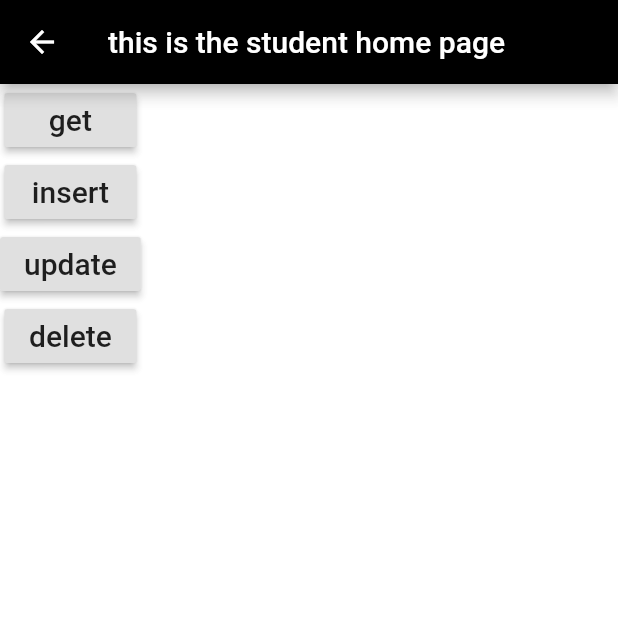
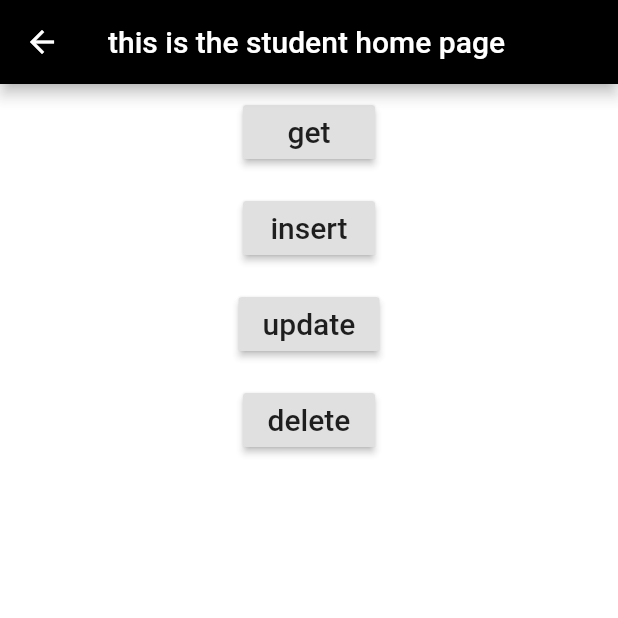
Before and after one commit to 42ip/student-db, a Flutter app: the screen it shows after launch, after a tap on "Student", on a phone screen of 412 x 824 dp, the top half of it. Run offline on Flutter 3.47's test engine with Material 2 defaults, Android fonts, the phone set to English and light mode, and no system bars; our stand-ins replace data_connection_checker, delayed_display, flutter_spinkit; network calls fail.

Commit message:
centered and added padding to the buttons

```diff
--- a/lib/pages/home.dart
+++ b/lib/pages/home.dart
@@ -16,22 +16,34 @@ class _HomeState extends State<Home> {
         title: Text('this is the home page'),
       ),
       body: SingleChildScrollView(
+        child: Center(
           child: Column(
             mainAxisAlignment: MainAxisAlignment.center,
             children: [
-            RaisedButton(
+              Padding(
+                padding: const EdgeInsets.all(8.0),
+                child: RaisedButton(
                   onPressed: () {},
                   child: Text('branches', style: TextStyle(fontSize: 20)),
                 ),
-            RaisedButton(
+              ),
+              Padding(
+                padding: const EdgeInsets.all(8.0),
+                child: RaisedButton(
                   onPressed: () {},
                   child: Text('college info', style: TextStyle(fontSize: 20)),
                 ),
-            RaisedButton(
+              ),
+              Padding(
+                padding: const EdgeInsets.all(8.0),
+                child: RaisedButton(
                   onPressed: () {},
                   child: Text('Exams', style: TextStyle(fontSize: 20)),
                 ),
-            RaisedButton(
+              ),
+              Padding(
+                padding: const EdgeInsets.all(8.0),
+                child: RaisedButton(
                   onPressed: () {
                     Navigator.pushNamed(
                       context,
@@ -40,15 +52,23 @@ class _HomeState extends State<Home> {
                   },
                   child: Text('Student', style: TextStyle(fontSize: 20)),
                 ),
-            RaisedButton(
+              ),
+              Padding(
+                padding: const EdgeInsets.all(8.0),
+                child: RaisedButton(
                   onPressed: () {},
                   child: Text('Subjects', style: TextStyle(fontSize: 20)),
                 ),
-            RaisedButton(
+              ),
+              Padding(
+                padding: const EdgeInsets.all(8.0),
+                child: RaisedButton(
                   onPressed: () {},
                   child: Text('Disabled Button', style: TextStyle(fontSize: 20)),
                 ),
+              ),
             ],
+          ),
         ),
       ),
     );
--- a/lib/pages/optionPages/studentHome.dart
+++ b/lib/pages/optionPages/studentHome.dart
@@ -19,9 +19,12 @@ class _studentHomeState extends State<studentHome> {
         backgroundColor: Colors.black,
         title: Text('this is the student home page'),
       ),
-      body: Column(
+      body: Center(
+        child: Column(
           children: [
-          RaisedButton(
+            Padding(
+              padding: const EdgeInsets.all(8.0),
+              child: RaisedButton(
                 onPressed: () async {
                   var client = new http.Client();
                   final res =
@@ -38,19 +41,30 @@ class _studentHomeState extends State<studentHome> {
                 },
                 child: Text('get', style: TextStyle(fontSize: 20)),
               ),
-          RaisedButton(
+            ),
+            Padding(
+              padding: const EdgeInsets.all(8.0),
+              child: RaisedButton(
                 onPressed: () {},
                 child: Text('insert', style: TextStyle(fontSize: 20)),
               ),
-          RaisedButton(
+            ),
+            Padding(
+              padding: const EdgeInsets.all(8.0),
+              child: RaisedButton(
                 onPressed: () {},
                 child: Text('update', style: TextStyle(fontSize: 20)),
               ),
-          RaisedButton(
+            ),
+            Padding(
+              padding: const EdgeInsets.all(8.0),
+              child: RaisedButton(
                 onPressed: () {},
                 child: Text('delete', style: TextStyle(fontSize: 20)),
               ),
+            ),
           ],
+        ),
       ),
     );
   }
```
Lines whose indentation alone changed are shown as unchanged.
